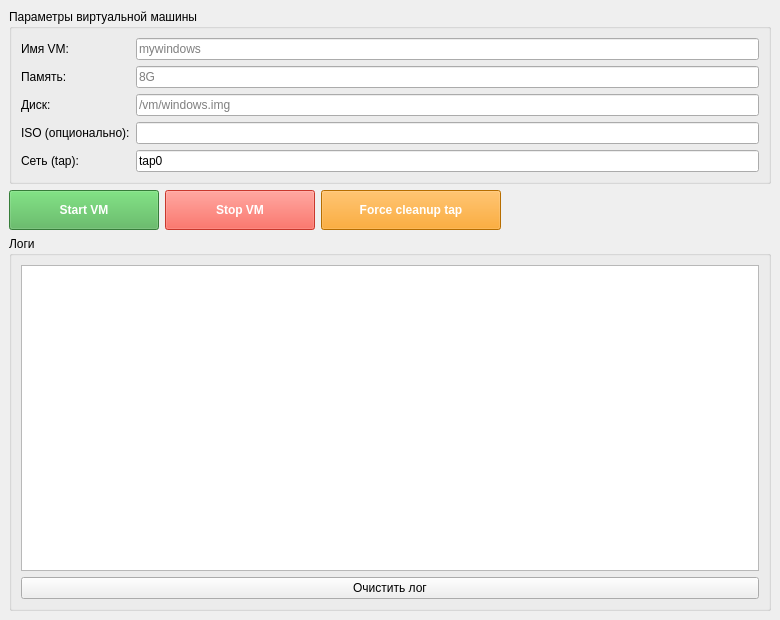
definitly486/VMrunGui, file mainwindow.ui: the form before one commit.
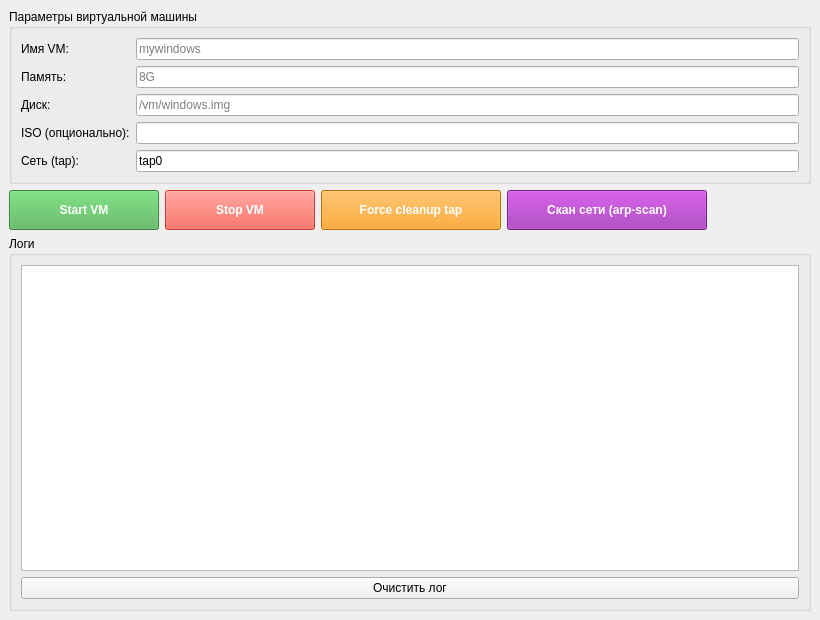
The form after the commit. Icons and pictures are not drawn.

Commit message: изменено:      mainwindow.cpp 	изменено:      mainwindow.h 	изменено:      mainwindow.ui 	изменено:      vmrun.pro.user

```diff
--- a/mainwindow.ui
+++ b/mainwindow.ui
@@ -6,7 +6,7 @@
    <rect>
     <x>0</x>
     <y>0</y>
-    <width>780</width>
+    <width>820</width>  <!-- чуть расширил окно, чтобы всё влезло красиво -->
     <height>620</height>
    </rect>
   </property>
@@ -173,6 +173,33 @@
        </widget>
       </item>
 
+      <!-- === НОВАЯ КНОПКА: Скан сети === -->
+      <item>
+       <widget class="QPushButton" name="pushButton_arpScan">
+        <property name="minimumSize">
+         <size>
+          <width>200</width>
+          <height>40</height>
+         </size>
+        </property>
+        <property name="font">
+         <font>
+          <weight>75</weight>
+          <bold>true</bold>
+         </font>
+        </property>
+        <property name="styleSheet">
+         <string notr="true">background-color: #9C27B0; color: white;</string>
+        </property>
+        <property name="text">
+         <string>Скан сети (arp-scan)</string>
+        </property>
+        <property name="toolTip">
+         <string>Быстрое сканирование локальной сети через arp-scan --localnet</string>
+        </property>
+       </widget>
+      </item>
+
       <item>
        <spacer name="horizontalSpacer">
         <property name="orientation">
```
Left out of the diff: 5 changed lines with no effect on the pictures. The commit also changes 3 other files.
